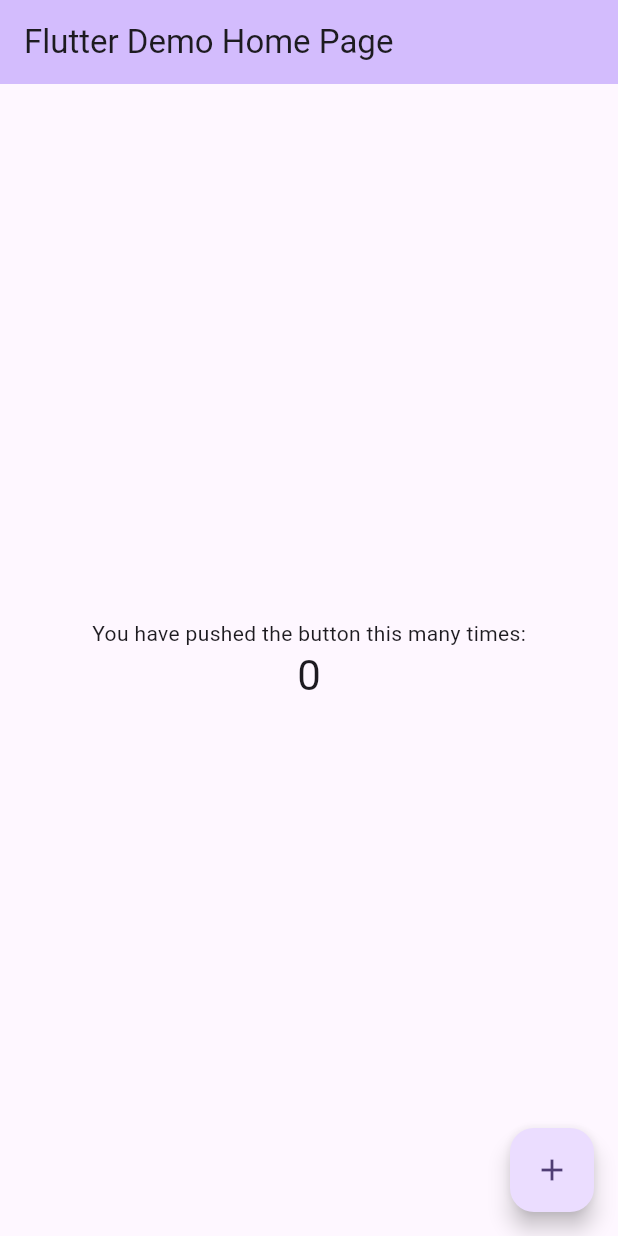
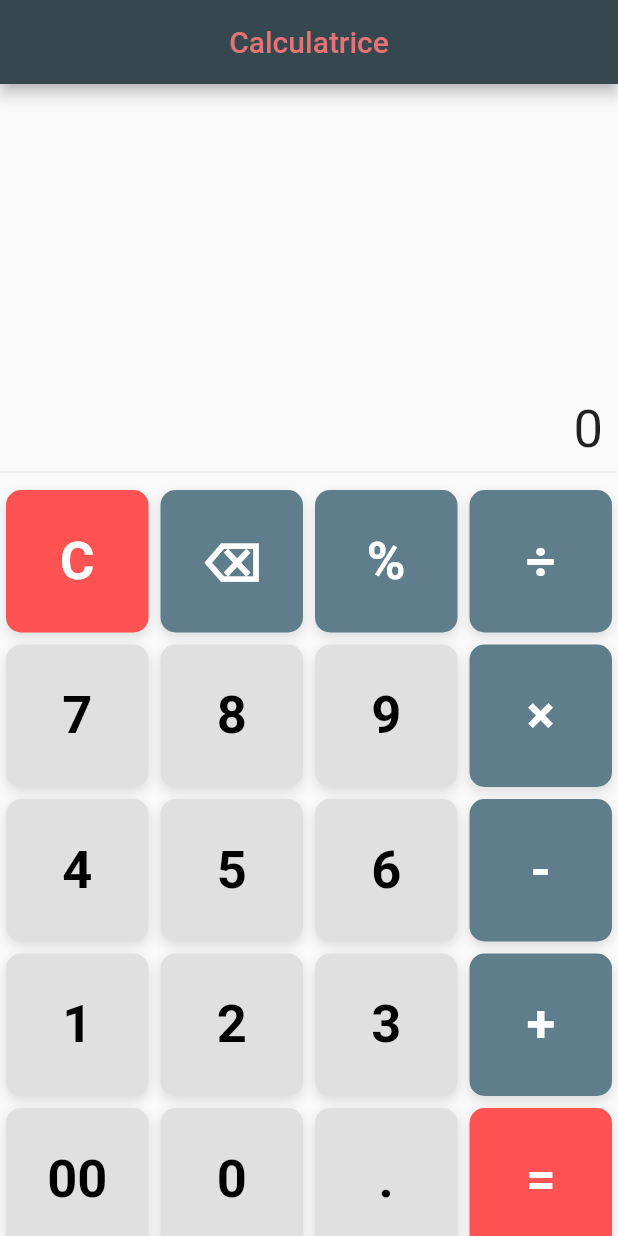
Before and after one commit to Spirit-A/Calculator, a Flutter app: the screen it shows after launch, on a phone screen of 412 x 824 dp. Run offline on Flutter 3.47's test engine with Material 2 defaults, Android fonts, the phone set to English and light mode, and no system bars; our stand-ins replace math_expressions.

Commit message:
Calculatrice fini

```diff
--- a/lib/main.dart
+++ b/lib/main.dart
@@ -1,125 +1,199 @@
 import 'package:flutter/material.dart';
+import 'package:math_expressions/math_expressions.dart';
 
 void main() {
-  runApp(const MyApp());
+  runApp(const Calculatrice());
 }
 
-class MyApp extends StatelessWidget {
-  const MyApp({super.key});
+class Calculatrice extends StatelessWidget {
+  const Calculatrice({Key? key}) : super(key: key);
 
-  // This widget is the root of your application.
   @override
   Widget build(BuildContext context) {
     return MaterialApp(
-      title: 'Flutter Demo',
+      debugShowCheckedModeBanner: false,
+      title: "Calculator",
       theme: ThemeData(
-        // This is the theme of your application.
-        //
-        // TRY THIS: Try running your application with "flutter run". You'll see
-        // the application has a blue toolbar. Then, without quitting the app,
-        // try changing the seedColor in the colorScheme below to Colors.green
-        // and then invoke "hot reload" (save your changes or press the "hot
-        // reload" button in a Flutter-supported IDE, or press "r" if you used
-        // the command line to start the app).
-        //
-        // Notice that the counter didn't reset back to zero; the application
-        // state is not lost during the reload. To reset the state, use hot
-        // restart instead.
-        //
-        // This works for code too, not just values: Most code changes can be
-        // tested with just a hot reload.
-        colorScheme: ColorScheme.fromSeed(seedColor: Colors.deepPurple),
-        useMaterial3: true,
+        primarySwatch: Colors.deepPurple,
+        scaffoldBackgroundColor: Colors.grey[250],
       ),
-      home: const MyHomePage(title: 'Flutter Demo Home Page'),
+      home: SimpleCalculatrice(),
     );
   }
 }
 
-class MyHomePage extends StatefulWidget {
-  const MyHomePage({super.key, required this.title});
-
-  // This widget is the home page of your application. It is stateful, meaning
-  // that it has a State object (defined below) that contains fields that affect
-  // how it looks.
-
-  // This class is the configuration for the state. It holds the values (in this
-  // case the title) provided by the parent (in this case the App widget) and
-  // used by the build method of the State. Fields in a Widget subclass are
-  // always marked "final".
-
-  final String title;
-
+class SimpleCalculatrice extends StatefulWidget {
   @override
-  State<MyHomePage> createState() => _MyHomePageState();
+  _SimpleCalculatriceState createState() => _SimpleCalculatriceState();
 }
 
-class _MyHomePageState extends State<MyHomePage> {
-  int _counter = 0;
+class _SimpleCalculatriceState extends State<SimpleCalculatrice> {
+  String equation = "";
+  String result = "0";
+  String expression = "";
+  bool hasError = false;
 
-  void _incrementCounter() {
+  void _updateDisplayText(String text) {
     setState(() {
-      // This call to setState tells the Flutter framework that something has
-      // changed in this State, which causes it to rerun the build method below
-      // so that the display can reflect the updated values. If we changed
-      // _counter without calling setState(), then the build method would not be
-      // called again, and so nothing would appear to happen.
-      _counter++;
+      if (text == "C") {
+        // Réinitialiser le texte d'affichage
+        equation = "";
+        result = "0";
+        expression = "";
+        hasError = false;
+      } else if (text == "⌫") {
+        // Supprimer le dernier caractère
+        if (!hasError && equation.isNotEmpty) {
+          equation = equation.substring(0, equation.length - 1);
+        } else {
+          equation = "";
+          hasError = false;
+        }
+      } else if (text == "=") {
+        // Évaluer l'expression mathématique
+        if (equation.isNotEmpty) {
+          try {
+            expression = equation;
+
+            // Remplacer les symboles personnalisés par les symboles mathématiques standard
+            expression = expression.replaceAll("×", "*");
+            expression = expression.replaceAll("÷", "/");
+            expression = expression.replaceAll("%", "%");
+
+            // Utiliser une bibliothèque ou une logique pour évaluer l'expression
+            Parser p = Parser();
+            Expression exp = p.parse(expression);
+            ContextModel cm = ContextModel();
+            result = exp.evaluate(EvaluationType.REAL, cm).toString();
+
+            hasError = false;
+          } catch (e) {
+            result = "Erreur de syntaxe";
+            hasError = true;
+          }
+        }
+      } else {
+        // Ajouter le texte au niveau de l'équation
+        if (hasError) {
+          equation = "";
+          hasError = false;
+        }
+
+        if (result != "0") {
+          equation = result;
+          result = "0";
+        }
+
+        equation += text;
+      }
     });
+  }
+
+  Widget calculatriceBtn(String textBtn, Color colorBtn, Color colorText) {
+    return GestureDetector(
+      onTap: () {
+        _updateDisplayText(textBtn);
+      },
+      child: Container(
+        margin: const EdgeInsets.all(4),
+        decoration: BoxDecoration(
+          color: colorBtn,
+          borderRadius: BorderRadius.circular(10),
+          boxShadow: const [
+            BoxShadow(
+              color: Colors.black12,
+              offset: Offset(0, 3),
+              blurRadius: 6,
+            ),
+          ],
+        ),
+        child: Center(
+          child: Text(
+            textBtn,
+            style: TextStyle(
+              color: colorText,
+              fontSize: 35,
+              fontWeight: FontWeight.bold,
+            ),
+          ),
+        ),
+      ),
+    );
   }
 
   @override
   Widget build(BuildContext context) {
-    // This method is rerun every time setState is called, for instance as done
-    // by the _incrementCounter method above.
-    //
-    // The Flutter framework has been optimized to make rerunning build methods
-    // fast, so that you can just rebuild anything that needs updating rather
-    // than having to individually change instances of widgets.
     return Scaffold(
       appBar: AppBar(
-        // TRY THIS: Try changing the color here to a specific color (to
-        // Colors.amber, perhaps?) and trigger a hot reload to see the AppBar
-        // change color while the other colors stay the same.
-        backgroundColor: Theme.of(context).colorScheme.inversePrimary,
-        // Here we take the value from the MyHomePage object that was created by
-        // the App.build method, and use it to set our appbar title.
-        title: Text(widget.title),
+        title: const Text(
+          "Calculatrice",
+          style: TextStyle(
+            color: Color(0xFFE57373),
+          ),
+        ),
+        centerTitle: true,
+        backgroundColor: Colors.blueGrey[800],
       ),
-      body: Center(
-        // Center is a layout widget. It takes a single child and positions it
-        // in the middle of the parent.
-        child: Column(
-          // Column is also a layout widget. It takes a list of children and
-          // arranges them vertically. By default, it sizes itself to fit its
-          // children horizontally, and tries to be as tall as its parent.
-          //
-          // Column has various properties to control how it sizes itself and
-          // how it positions its children. Here we use mainAxisAlignment to
-          // center the children vertically; the main axis here is the vertical
-          // axis because Columns are vertical (the cross axis would be
-          // horizontal).
-          //
-          // TRY THIS: Invoke "debug painting" (choose the "Toggle Debug Paint"
-          // action in the IDE, or press "p" in the console), to see the
-          // wireframe for each widget.
-          mainAxisAlignment: MainAxisAlignment.center,
-          children: <Widget>[
-            const Text(
-              'You have pushed the button this many times:',
+      body: Column(
+        crossAxisAlignment: CrossAxisAlignment.stretch,
+        children: [
+          Expanded(
+            flex: 3,
+            child: Column(
+              mainAxisAlignment: MainAxisAlignment.end,
+              crossAxisAlignment: CrossAxisAlignment.end,
+              children: [
+                Padding(
+                  padding: const EdgeInsets.fromLTRB(20, 10, 10, 0),
+                  child: Text(
+                    equation,
+                    style: const TextStyle(fontSize: 35),
+                  ),
+                ),
+                if (!hasError)
+                  Padding(
+                    padding: const EdgeInsets.fromLTRB(20, 30, 10, 0),
+                    child: Text(
+                      result,
+                      style: const TextStyle(fontSize: 35),
+                    ),
+                  ),
+              ],
             ),
-            Text(
-              '$_counter',
-              style: Theme.of(context).textTheme.headlineMedium,
+          ),
+          const Divider(),
+          Expanded(
+            flex: 6,
+            child: GridView.count(
+              crossAxisCount: 4,
+              shrinkWrap: true,
+              physics: const NeverScrollableScrollPhysics(),
+              children: [
+                calculatriceBtn("C", Colors.redAccent, Colors.white),
+                calculatriceBtn("⌫", Colors.blueGrey, Colors.white),
+                calculatriceBtn("%", Colors.blueGrey, Colors.white),
+                calculatriceBtn("÷", Colors.blueGrey, Colors.white),
+                calculatriceBtn("7", Colors.grey[300]!, Colors.black),
+                calculatriceBtn("8", Colors.grey[300]!, Colors.black),
+                calculatriceBtn("9", Colors.grey[300]!, Colors.black),
+                calculatriceBtn("×", Colors.blueGrey, Colors.white),
+                calculatriceBtn("4", Colors.grey[300]!, Colors.black),
+                calculatriceBtn("5", Colors.grey[300]!, Colors.black),
+                calculatriceBtn("6", Colors.grey[300]!, Colors.black),
+                calculatriceBtn("-", Colors.blueGrey, Colors.white),
+                calculatriceBtn("1", Colors.grey[300]!, Colors.black),
+                calculatriceBtn("2", Colors.grey[300]!, Colors.black),
+                calculatriceBtn("3", Colors.grey[300]!, Colors.black),
+                calculatriceBtn("+", Colors.blueGrey, Colors.white),
+                calculatriceBtn("00", Colors.grey[300]!, Colors.black),
+                calculatriceBtn("0", Colors.grey[300]!, Colors.black),
+                calculatriceBtn(".", Colors.grey[300]!, Colors.black),
+                calculatriceBtn("=", Colors.redAccent, Colors.white),
+              ],
             ),
-          ],
-        ),
+          ),
+        ],
       ),
-      floatingActionButton: FloatingActionButton(
-        onPressed: _incrementCounter,
-        tooltip: 'Increment',
-        child: const Icon(Icons.add),
-      ), // This trailing comma makes auto-formatting nicer for build methods.
     );
   }
 }
--- a/pubspec.yaml
+++ b/pubspec.yaml
@@ -35,6 +35,9 @@ dependencies:
   # The following adds the Cupertino Icons font to your application.
   # Use with the CupertinoIcons class for iOS style icons.
   cupertino_icons: ^1.0.2
+  math_expressions: ^2.4.0
+  audioplayers: ^4.1.0
+  flutter_vibrate: ^1.3.0
 
 dev_dependencies:
   flutter_test:
```
Also changed, not shown: pubspec.lock, 30 other files.
